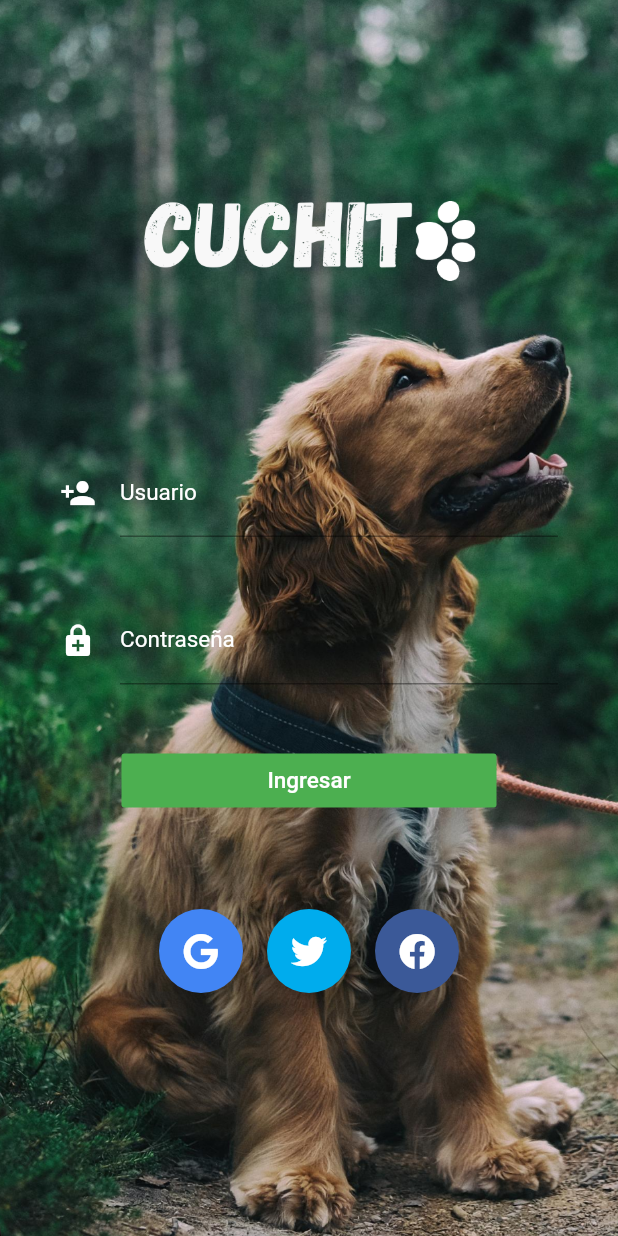
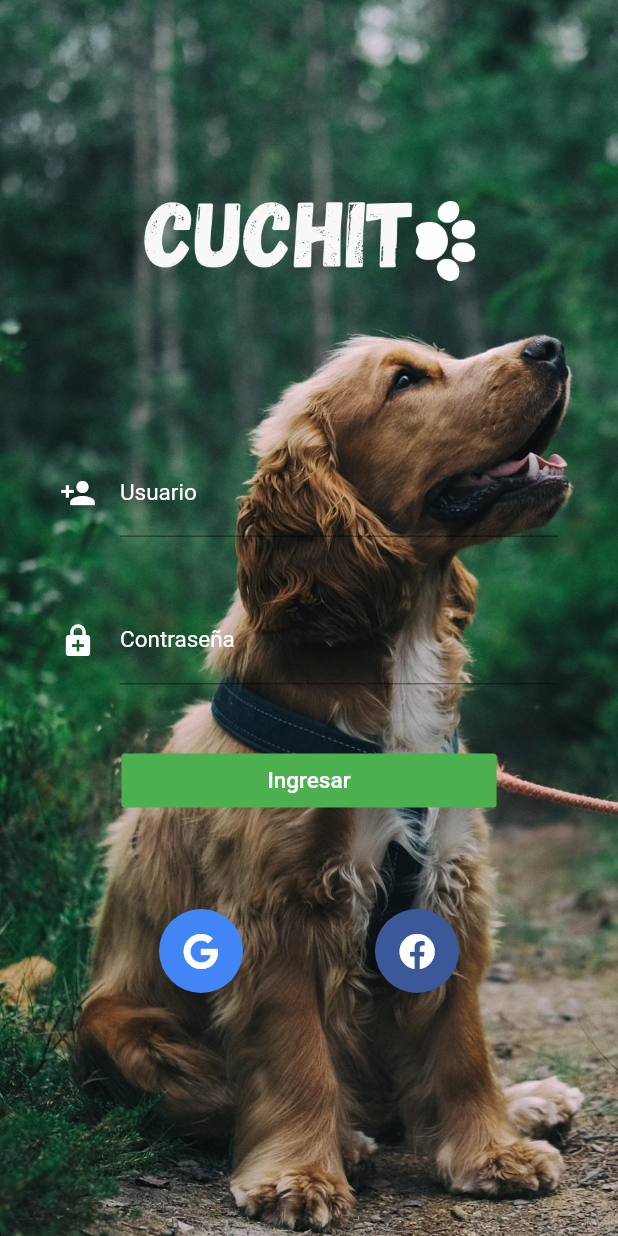
Before and after one commit to cuchitoapp/cuchito-app, a Flutter app: the screen it shows after launch, on a phone screen of 412 x 824 dp. Run offline on Flutter 3.47's test engine with Material 2 defaults, Android fonts, the phone set to English and light mode, and no system bars; our stand-ins replace font_awesome_flutter.

Commit message:
DiseñoLoginFaltaBotonPropio

```diff
--- a/lib/screens/login.dart
+++ b/lib/screens/login.dart
@@ -139,16 +139,16 @@ class _Login1State extends State<Login1> {
                 mainAxisAlignment: MainAxisAlignment.spaceBetween,
                 children: <Widget>[
                   FloatingActionButton(
+                    heroTag: 'google',
                     child: Icon(FontAwesomeIcons.google),
                     backgroundColor: Color(0xff4285F4),
+                    onPressed: null,
                   ),
                   FloatingActionButton(
-                    child: Icon(FontAwesomeIcons.twitter),
-                    backgroundColor: Color(0xff00aced),
-                  ),
-                  FloatingActionButton(
+                    heroTag: 'facebook',
                     backgroundColor: Color(0xff3b5998),
                     child: Icon(FontAwesomeIcons.facebook),
+                    onPressed: null,
                   ),
                 ],
               ),
--- a/pubspec.yaml
+++ b/pubspec.yaml
@@ -23,7 +23,7 @@ environment:
 dependencies:
   flutter:
     sdk: flutter
-  font_awesome_flutter: ^8.8.1
+  font_awesome_flutter: ^8.2.1
 
 
   # The following adds the Cupertino Icons font to your application.
```
